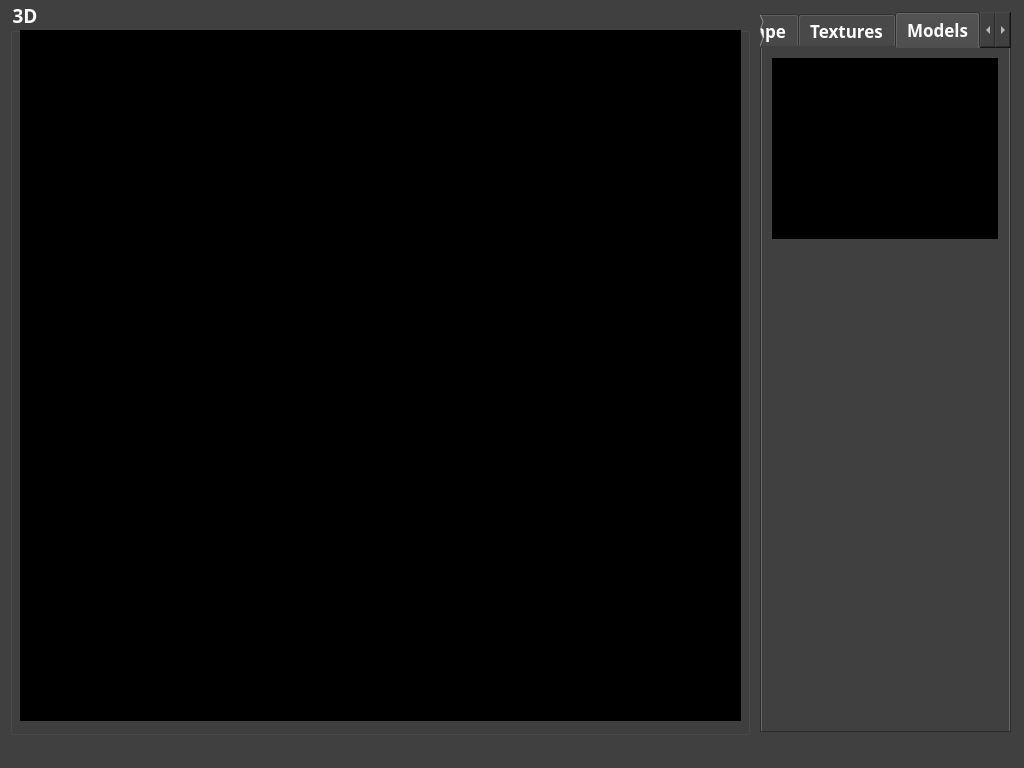
The window that ie3D-EMap/Forms/CMainWindow.ui (codeoneclick/ie3D) describes before a commit, drawn with Qt 5.
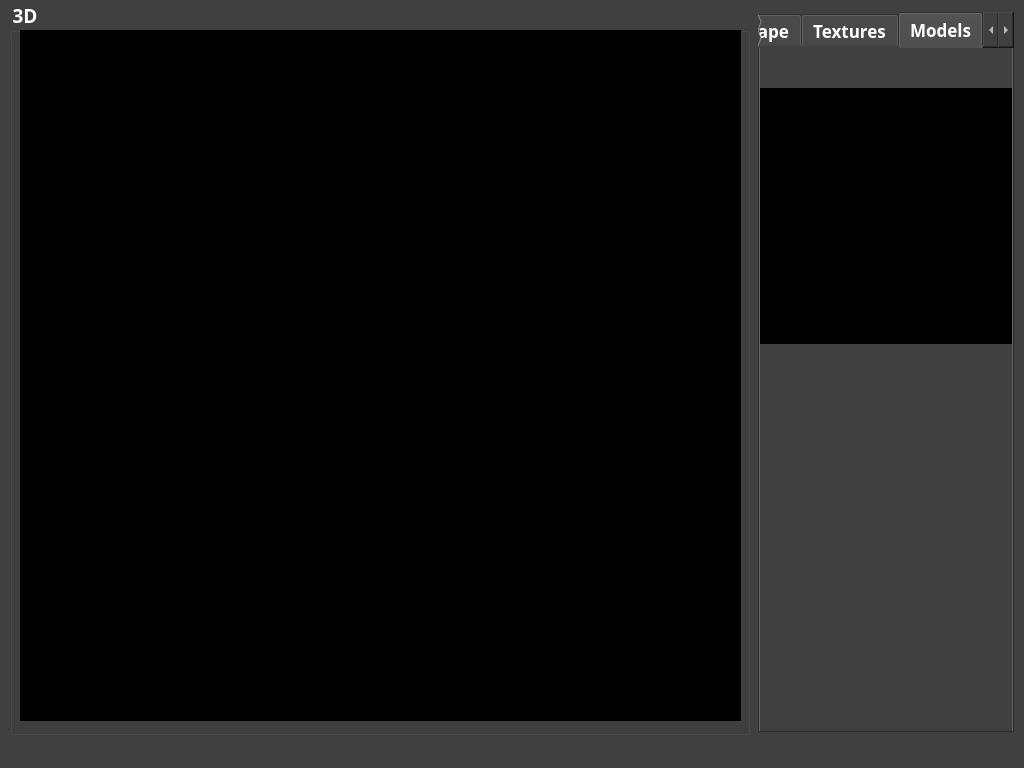
The same window after the commit.

```diff
--- a/ie3D-EMap/Forms/CMainWindow.ui
+++ b/ie3D-EMap/Forms/CMainWindow.ui
@@ -35,9 +35,9 @@
    <widget class="QTabWidget" name="tabWidget">
     <property name="geometry">
      <rect>
-      <x>760</x>
+      <x>758</x>
       <y>12</y>
-      <width>251</width>
+      <width>256</width>
       <height>721</height>
      </rect>
     </property>
@@ -509,10 +509,10 @@
      <widget class="QWidget" name="m_modelsOpenGLView" native="true">
       <property name="geometry">
        <rect>
-        <x>10</x>
-        <y>10</y>
-        <width>226</width>
-        <height>181</height>
+        <x>0</x>
+        <y>40</y>
+        <width>256</width>
+        <height>256</height>
        </rect>
       </property>
       <property name="styleSheet">
```
